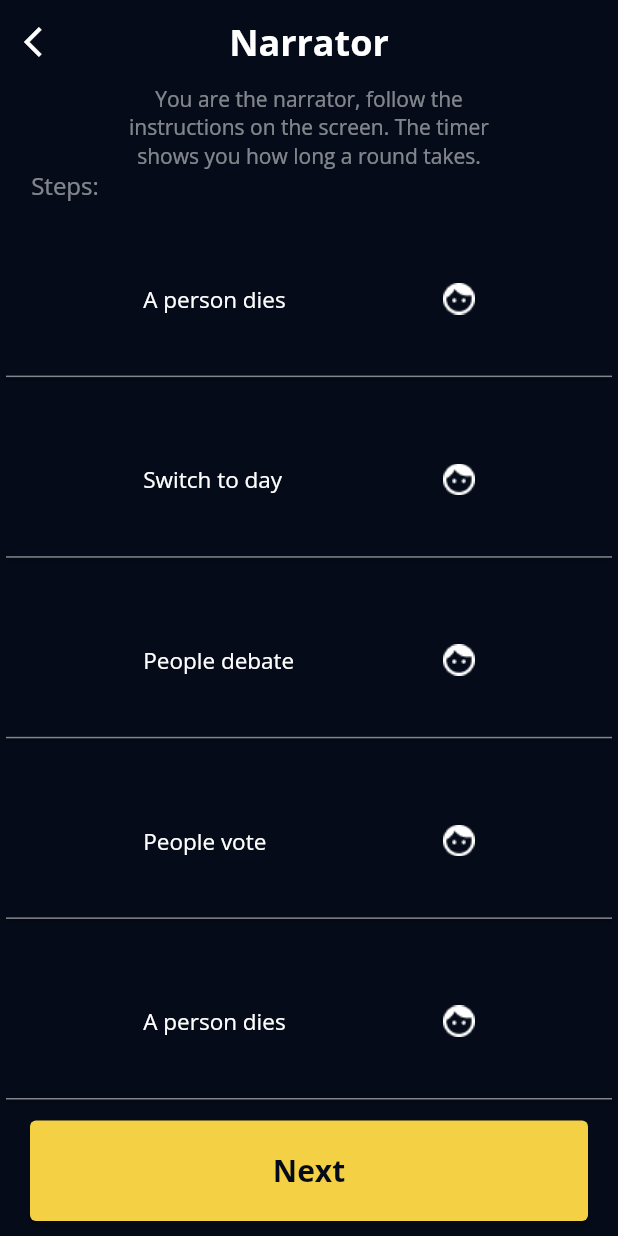
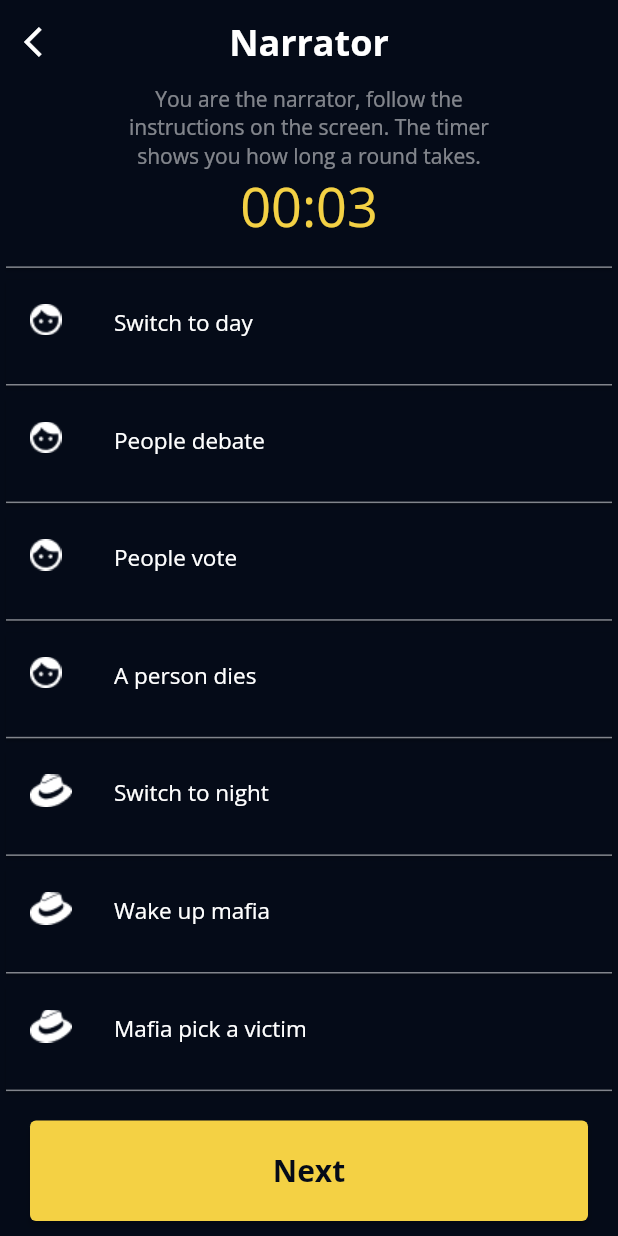
Before and after one commit to Jadsy/Rubble_MVP, a Flutter app: the NarratorPage screen opened directly, scrolled down 576 dp, after a tap on "Next", on a phone screen of 412 x 824 dp. Run offline on Flutter 3.47's test engine with Material 2 defaults, Android fonts, the phone set to English and light mode, and no system bars; drawn by our look-alikes of carousel_slider; our stand-ins replace scrollable_positioned_list.

Commit message:
added stopwatch

```diff
--- a/rubblefrontend/lib/action_pages/narrator_page.dart
+++ b/rubblefrontend/lib/action_pages/narrator_page.dart
@@ -1,5 +1,6 @@
 import 'package:carousel_slider/carousel_slider.dart';
 import 'package:flutter/material.dart';
+import 'package:rubblefrontend/components/mystopwatch.dart';
 import 'package:rubblefrontend/components/narrator_steps.dart';
 import 'package:rubblefrontend/role_pages/villager_role_page.dart';
 import "package:scrollable_positioned_list/scrollable_positioned_list.dart";
@@ -16,32 +17,11 @@ class NarratorPage extends StatefulWidget {
 class _NarratorPageState extends State<NarratorPage> {
   final itemController = CarouselController();
   final itemListener = ItemPositionsListener.create();
-  /*Future scrollToItem(int index) async {
-    itemController.scrollTo(
-        index: index, alignment: 0.5, duration: const Duration(seconds: 1));
-  }*/
 
   void next() {
     itemController.nextPage(duration: const Duration(seconds: 1));
-    setState(() {
-      //daySteps[index].isDone = !daySteps[index].isDone;
-      //daySteps[count - 1].isDone = !daySteps[count - 1].isDone;
-    });
+    setState(() {});
     count += 1;
-    //print(_currentIndex);
-  }
-
-  @override
-  void initState() {
-    super.initState();
-
-    //WidgetsBinding.instance!.addPostFrameCallback((_) => scrollToItem(1));
-
-    itemListener.itemPositions.addListener(() {
-      /*final indices =
-          itemListener.itemPositions.value.map((item) => item.index).toList();
-      debugPrint(indices.toString());*/
-    });
   }
 
   int count = 1;
@@ -188,7 +168,8 @@ class _NarratorPageState extends State<NarratorPage> {
             ),
             textAlign: TextAlign.center,
           ),
-          Align(
+          const MyStopWatch(),
+          /*Align(
             alignment: Alignment.centerLeft,
             child: Text(
               "     Steps:",
@@ -197,6 +178,9 @@ class _NarratorPageState extends State<NarratorPage> {
                 fontSize: 16,
               ),
             ),
+          ),*/
+          const SizedBox(
+            height: 15,
           ),
           Expanded(
               child: CarouselSlider.builder(
@@ -205,42 +189,22 @@ class _NarratorPageState extends State<NarratorPage> {
                   key: ValueKey(daySteps[index].step),
                   shape: Border(bottom: BorderSide(color: myLightWhite)),
                   color: isDone ? yellowButton : rubbleColor,
-                  //dense: true,
-                  child: ListTile(
-                    title: Row(
-                        //mainAxisAlignment: MainAxisAlignment.spaceEvenly,
-                        //crossAxisAlignment: CrossAxisAlignment.center,
-                        children: [
-                          const Spacer(),
-                          SizedBox(width: 200, child: daySteps[index].step),
-                          /*const Spacer(
-                              flex: 5,
-                            ),*/
-                          Align(
-                            alignment: Alignment.center,
-                            child: daySteps[index].image,
-                          ),
-                          const Spacer(),
-                          //daySteps[index].step,
-                        ]),
-                    onTap: () {
-                      setState(() {
-                        daySteps[index].isDone = !daySteps[index].isDone;
-                        debugPrint(daySteps[index].isDone.toString());
-                        //daySteps[count - 1].isDone = !daySteps[count - 1].isDone;
-                      });
-                    },
-                    textColor: myWhite,
+                  child: Column(
+                    children: [
+                      ListTile(
+                        title: daySteps[index].step,
+                        leading: daySteps[index].image,
+                        textColor: myWhite,
+                      ),
+                      const Spacer()
+                    ],
                   ),
-
-                  //
-                  //visualDensity: const VisualDensity(vertical: 4),
                 )),
             options: CarouselOptions(
               height: 20,
               initialPage: 0,
               scrollDirection: Axis.vertical,
-              viewportFraction: 0.2,
+              viewportFraction: 0.14,
               scrollPhysics: const NeverScrollableScrollPhysics(),
               reverse: false,
             ),
@@ -252,7 +216,6 @@ class _NarratorPageState extends State<NarratorPage> {
           CommonButton(
               name: "Next",
               onPressed: () {
-                //count += 1;
                 if (count <= 15) {
                   next();
                 } else {
--- /dev/null
+++ b/rubblefrontend/lib/components/mystopwatch.dart
@@ -0,0 +1,68 @@
+// ignore_for_file: library_private_types_in_public_api
+
+import 'dart:async';
+import 'package:flutter/material.dart';
+import 'package:rubblefrontend/components/mycolors.dart';
+
+class MyStopWatch extends StatefulWidget {
+  const MyStopWatch({super.key});
+
+  @override
+  _MyStopWatchState createState() => _MyStopWatchState();
+}
+
+class _MyStopWatchState extends State<MyStopWatch> {
+  Duration duration = const Duration();
+  Timer? timer;
+
+  bool countDown = true;
+
+  @override
+  void initState() {
+    super.initState();
+    //reset();
+    startTimer();
+  }
+
+  void reset() {
+    setState(() => duration = const Duration());
+  }
+
+  void startTimer() {
+    timer = Timer.periodic(const Duration(seconds: 1), (_) => addTime());
+  }
+
+  void addTime() {
+    const addSeconds = 1;
+    setState(() {
+      final seconds = duration.inSeconds + addSeconds;
+      if (seconds < 0) {
+        timer?.cancel();
+      } else {
+        duration = Duration(seconds: seconds);
+      }
+    });
+  }
+
+  void stopTimer({bool resets = true}) {
+    if (resets) {
+      reset();
+    }
+    setState(() => timer?.cancel());
+  }
+
+  @override
+  Widget build(BuildContext context) => Center(
+        child: buildTime(),
+      );
+
+  Widget buildTime() {
+    String twoDigits(int n) => n.toString().padLeft(2, '0');
+    final minutes = twoDigits(duration.inMinutes);
+    final seconds = twoDigits(duration.inSeconds.remainder(60));
+    return Text(
+      "$minutes:$seconds",
+      style: TextStyle(fontSize: 36, color: yellowButton),
+    );
+  }
+}
```
